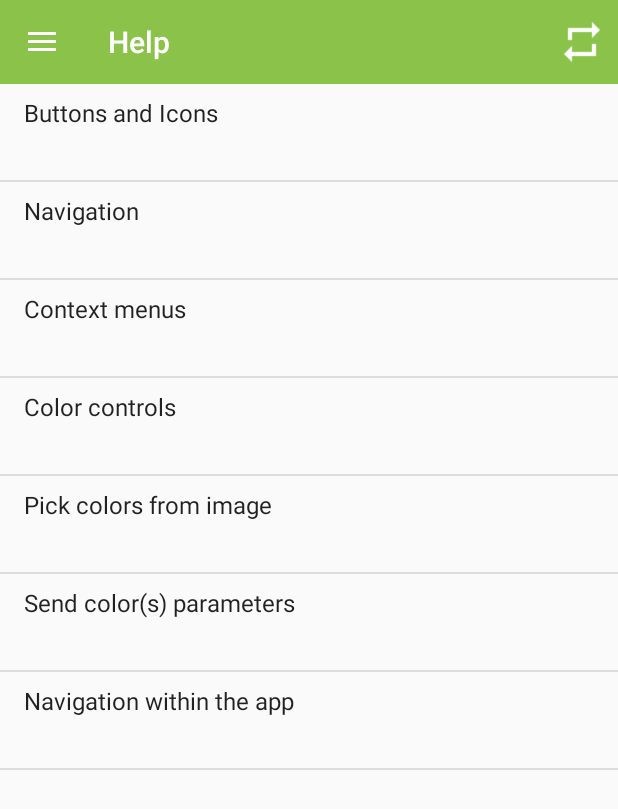
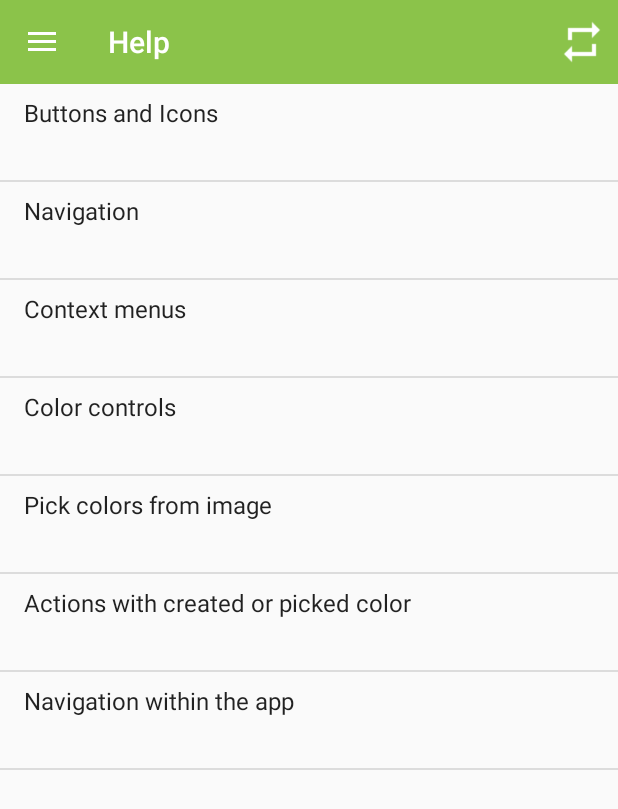
Before and after one commit to ruan65/ColoriforniaII, an Android app: the HelpActivity screen opened directly, with no data from a screen before it, on a phone screen of 412 x 824 dp. Shown: the top 809 px of the screen. Run offline under Robolectric (Android 15) with nearby library versions, the phone set to English and light mode, and no system bars; our stand-ins replace ButterKnife.

```diff
--- a/app/src/main/res/values/help_contents.xml
+++ b/app/src/main/res/values/help_contents.xml
@@ -7,22 +7,30 @@
         <item>Context menus</item>
         <item>Color controls</item>
         <item>Pick colors from image</item>
-        <item>Send color(s) parameters</item>
+        <item>Actions with created or picked color</item>
         <item>Navigation within the app</item>
     </string-array>
 
     <string-array name="help_description">
         <item>_</item>
         <item>_</item>
-        <item>Long press on the color to open context menu.
-            Actions you can perform with the color are shown in the picture below.</item>
-        <item>Moving handles set desired value of the parameter.
+        <item>
+            Long press on the color to open context menu.
+            Actions you can perform with the color are shown in the picture below.
+        </item>
+
+        <item>
+            Moving handles set desired value of the parameter.
             Linear control: For finer tuning use buttons.
             Click on the button will change parameter by 1.
             Holding the button will move the handle smoothly.
             Round control: press the central button to set initial values of sat, val and opacity.
         </item>
-        <item>Color controls</item>
+
+        <item>
+            To open any image from device memory click on the "Gallery" icon (on top of screen).
+
+        </item>
         <item>Pick colors from image</item>
         <item>Send color(s) parameters</item>
         <item>Navigation within the app</item>
```
Also changed, not shown: app/src/main/res/drawable/instr_4.png (added), 1 other file.
